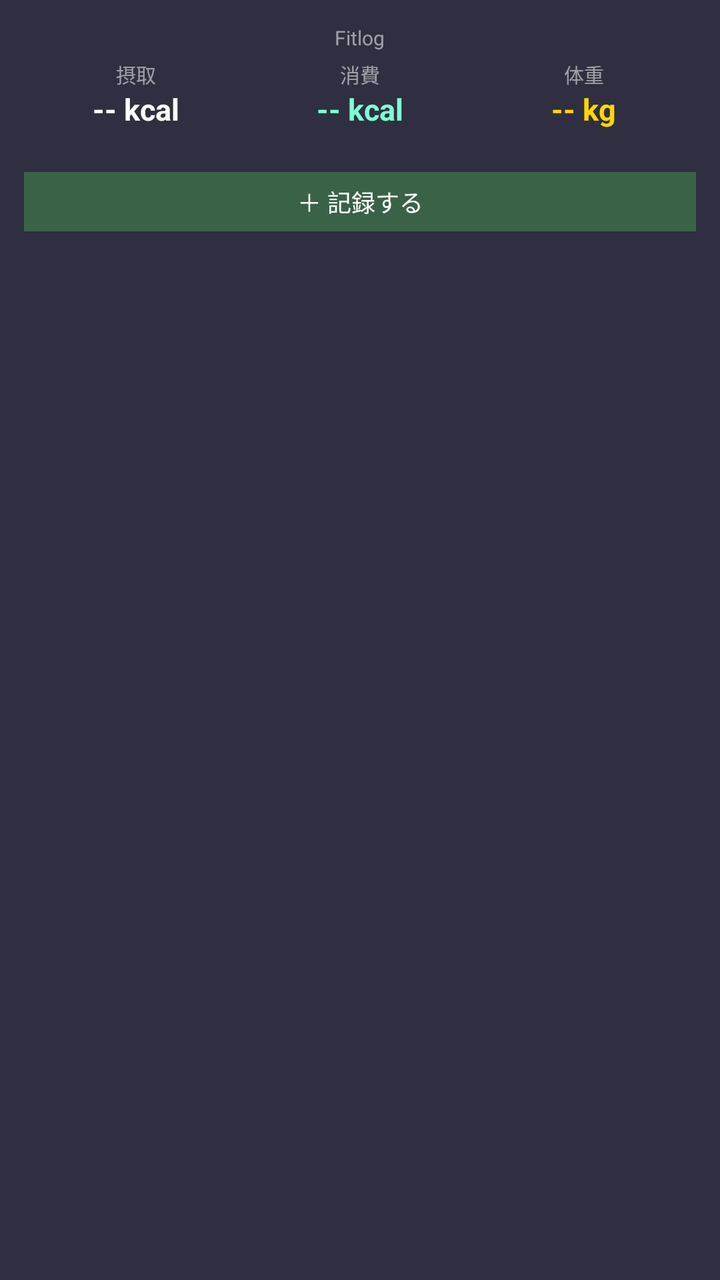
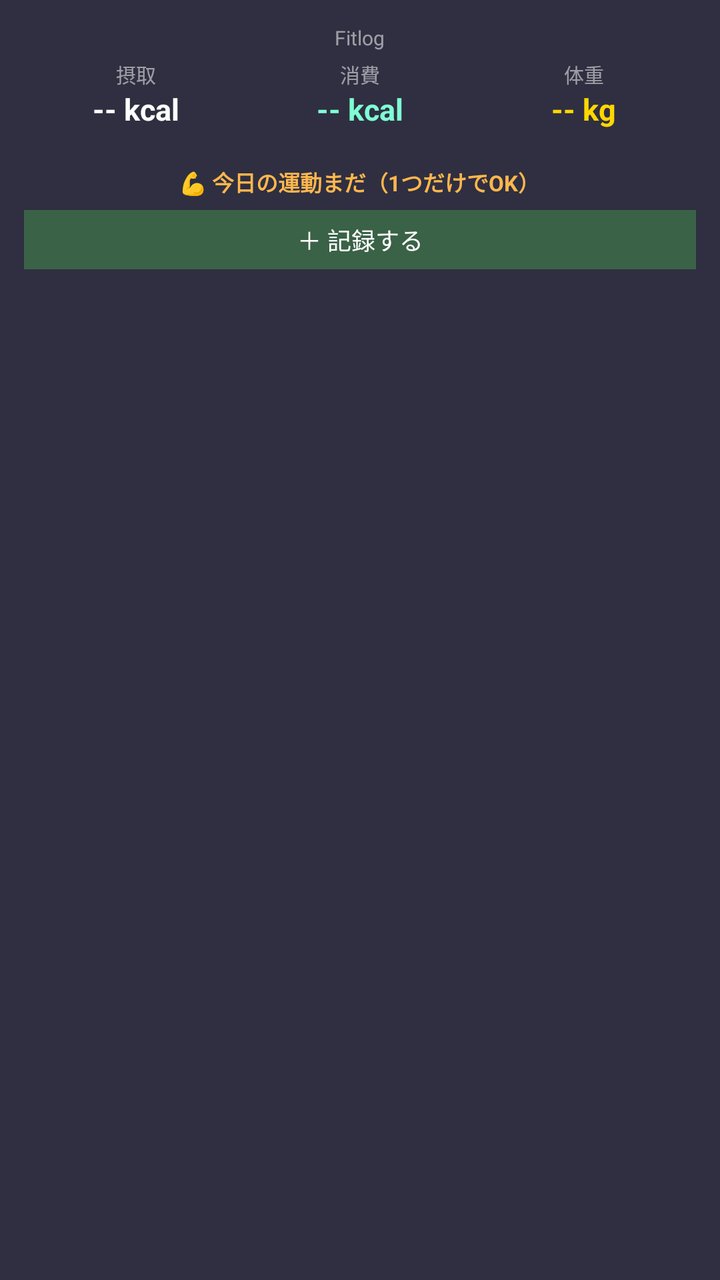

The first picture is an Android layout as it rendered before a commit; the second is the same layout after the commit. The layout source and the unified diff follow.
<!-- AndroidManifest.xml: application theme AppTheme -->
<!-- res/layout/widget_fitlog.xml -->
<?xml version="1.0" encoding="utf-8"?>
<LinearLayout
    xmlns:android="http://schemas.android.com/apk/res/android"
    android:id="@+id/widget_root"
    android:layout_width="match_parent"
    android:layout_height="match_parent"
    android:orientation="vertical"
    android:background="#E61A1A2E"
    android:padding="12dp"
    android:gravity="center_horizontal">

    <TextView
        android:layout_width="wrap_content"
        android:layout_height="wrap_content"
        android:text="Fitlog"
        android:textSize="10sp"
        android:textColor="#88FFFFFF"
        android:layout_marginBottom="4dp" />

    
    <LinearLayout
        android:layout_width="match_parent"
        android:layout_height="wrap_content"
        android:orientation="horizontal"
        android:gravity="center">

        <LinearLayout
            android:layout_width="0dp"
            android:layout_height="wrap_content"
            android:layout_weight="1"
            android:orientation="vertical"
            android:gravity="center">

            <TextView
                android:layout_width="wrap_content"
                android:layout_height="wrap_content"
                android:text="摂取"
                android:textSize="10sp"
                android:textColor="#88FFFFFF" />

            <TextView
                android:id="@+id/widget_intake"
                android:layout_width="wrap_content"
                android:layout_height="wrap_content"
                android:text="-- kcal"
                android:textSize="15sp"
                android:textStyle="bold"
                android:textColor="#FFFFFF" />
        </LinearLayout>

        <LinearLayout
            android:layout_width="0dp"
            android:layout_height="wrap_content"
            android:layout_weight="1"
            android:orientation="vertical"
            android:gravity="center">

            <TextView
                android:layout_width="wrap_content"
                android:layout_height="wrap_content"
                android:text="消費"
                android:textSize="10sp"
                android:textColor="#88FFFFFF" />

            <TextView
                android:id="@+id/widget_burned"
                android:layout_width="wrap_content"
                android:layout_height="wrap_content"
                android:text="-- kcal"
                android:textSize="15sp"
                android:textStyle="bold"
                android:textColor="#7FFFD4" />
        </LinearLayout>

        <LinearLayout
            android:layout_width="0dp"
            android:layout_height="wrap_content"
            android:layout_weight="1"
            android:orientation="vertical"
            android:gravity="center">

            <TextView
                android:layout_width="wrap_content"
                android:layout_height="wrap_content"
                android:text="体重"
                android:textSize="10sp"
                android:textColor="#88FFFFFF" />

            <TextView
                android:id="@+id/widget_weight"
                android:layout_width="wrap_content"
                android:layout_height="wrap_content"
                android:text="-- kg"
                android:textSize="15sp"
                android:textStyle="bold"
                android:textColor="#FFD700" />
        </LinearLayout>
    </LinearLayout>

    <TextView
        android:id="@+id/widget_date"
        android:layout_width="wrap_content"
        android:layout_height="wrap_content"
        android:text=""
        android:textSize="9sp"
        android:textColor="#55FFFFFF"
        android:layout_marginTop="3dp" />

    <TextView
        android:id="@+id/widget_log_button"
        android:layout_width="match_parent"
        android:layout_height="wrap_content"
        android:text="＋ 記録する"
        android:textSize="12sp"
        android:textColor="#FFFFFF"
        android:gravity="center"
        android:padding="6dp"
        android:layout_marginTop="6dp"
        android:background="#664CAF50" />

</LinearLayout>
<!-- resources referenced by this layout -->
<resources>
  <style name="AppTheme" parent="Theme.AppCompat.Light.DarkActionBar">
          
          <item name="colorPrimary">@color/colorPrimary</item>
          <item name="colorPrimaryDark">@color/colorPrimaryDark</item>
          <item name="colorAccent">@color/colorAccent</item>
      </style>
</resources>

<!-- the commit's change to res/layout/widget_fitlog.xml (unified diff, before → after) -->
@@ -107,6 +107,18 @@
         android:layout_marginTop="3dp" />
 
     <TextView
+        android:id="@+id/widget_exercise"
+        android:layout_width="wrap_content"
+        android:layout_height="wrap_content"
+        android:text="💪 今日の運動まだ（1つだけでOK）"
+        android:textSize="11sp"
+        android:textStyle="bold"
+        android:textColor="#FFB74D"
+        android:maxLines="1"
+        android:ellipsize="end"
+        android:layout_marginTop="3dp" />
+
+    <TextView
         android:id="@+id/widget_log_button"
         android:layout_width="match_parent"
         android:layout_height="wrap_content"
